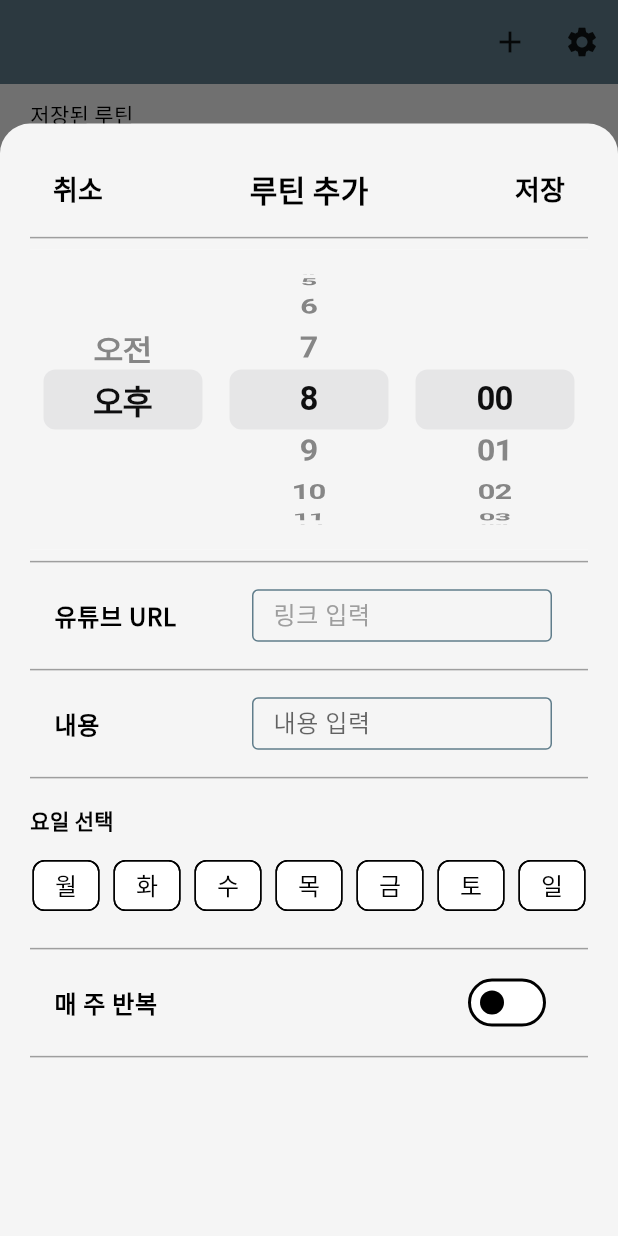
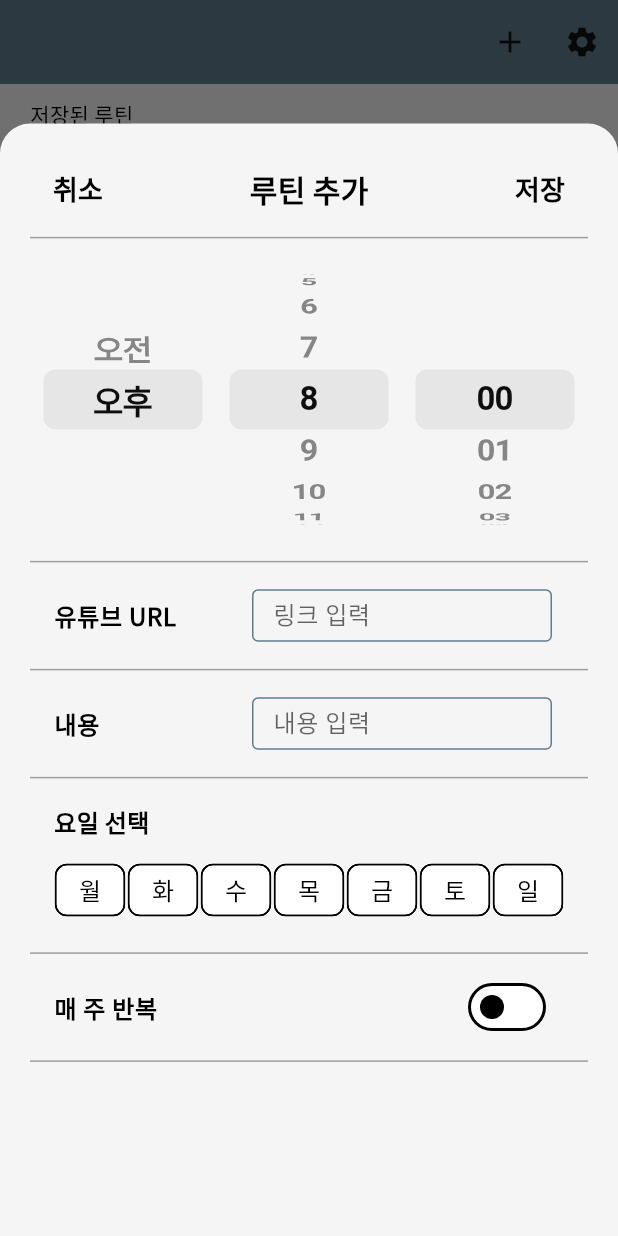
Before and after one commit to lbk00/youtube_routine_front, a Flutter app: the screen it shows after launch, after a tap on the "add" icon, on a phone screen of 412 x 824 dp. Run offline on Flutter 3.47's test engine with Material 3 defaults, Android fonts, the phone set to English and light mode, and no system bars; our stand-ins replace firebase_core, firebase_messaging, flutter_dotenv, google_fonts, shared_preferences; accounts and stored records are empty; network calls fail.

Commit message:
요일선택 space 조정 , hintText 색상 수정

```diff
--- a/lib/screens/add_alarm_screen.dart
+++ b/lib/screens/add_alarm_screen.dart
@@ -78,7 +78,7 @@ class _AddAlarmScreenState extends State<AddAlarmScreen> {
         .toString().padLeft(2, '0')}";
 
     final url = Uri.parse(
-        "http://10.0.2.2:8080/api/routines/create/${widget.fcmToken}");
+        "http://192.168.0.5:8080/api/routines/create/${widget.fcmToken}");
     final Map<String, dynamic> requestBody = {
       "days": englishDays,
       "routineTime": routineTime,
@@ -232,7 +232,7 @@ class _AddAlarmScreenState extends State<AddAlarmScreen> {
                 decoration: InputDecoration(
                   contentPadding: EdgeInsets.symmetric(vertical: 8, horizontal: 10),
                   hintText: youtubeUrlError ?? '링크 입력', // ✅ 오류 발생 시 메시지로 변경
-                  hintStyle: TextStyle(color: youtubeUrlError != null ? Colors.red : Colors.grey),
+                  hintStyle: TextStyle(color: youtubeUrlError != null ? Colors.red : Theme.of(context).hintColor),
                   border: OutlineInputBorder(
                     borderSide: BorderSide(color: youtubeUrlError != null ? Colors.red : Colors.blueGrey), // ✅ 기본은 blueGrey
                   ),
@@ -283,16 +283,16 @@ class _AddAlarmScreenState extends State<AddAlarmScreen> {
 
           // 요일 선택
           Padding(
-            padding: const EdgeInsets.symmetric(vertical: 10.0),
+            padding: const EdgeInsets.symmetric(vertical: 10.0, horizontal: 16.0),
             child: Column(
               crossAxisAlignment: CrossAxisAlignment.start,
               children: [
                 Row(
                   children: [
-                    Text("요일 선택", style: TextStyle(color: Theme.of(context).textTheme.bodyLarge?.color, fontWeight: FontWeight.bold)),
-                    SizedBox(width: 8), // ✅ 간격 추가
+                    Text("요일 선택", style: TextStyle(color: Theme.of(context).textTheme.bodyLarge?.color,fontSize: 16 ,fontWeight: FontWeight.bold)),
+                    SizedBox(width: 8), // 간격 추가
                     if (daysError != null)
-                      Text(daysError!, style: TextStyle(color: Colors.red, fontSize: 14)), // ✅ 오류 메시지 빨간색
+                      Text(daysError!, style: TextStyle(color: Colors.red, fontSize: 16)), // ✅ 오류 메시지 빨간색
                   ],
                 ),
                 SizedBox(height: 10),
@@ -306,7 +306,7 @@ class _AddAlarmScreenState extends State<AddAlarmScreen> {
                       selectedColor: Colors.blueGrey, // ✅ 선택된 색상 blueGrey
                       backgroundColor: Theme.of(context).cardColor,
                       showCheckmark: false,
-                      padding: EdgeInsets.symmetric(horizontal: 6, vertical: 2),
+                      padding: EdgeInsets.symmetric(horizontal: 7, vertical: 5),
                       onSelected: (selected) {
                         setState(() {
                           if (selected) {
```
Also changed, not shown: lib/screens/modify_alarm_screen.dart (+4 -4 lines).
